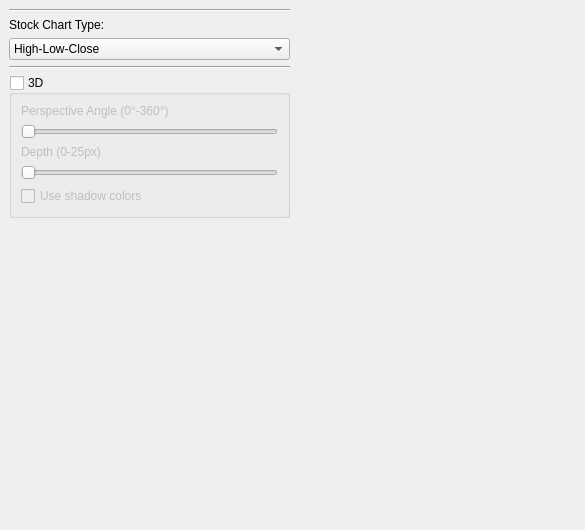
Above: examples/Stock/Advanced/mainwindow.ui from KDAB/KDChart before the change. Below: the same form after it.
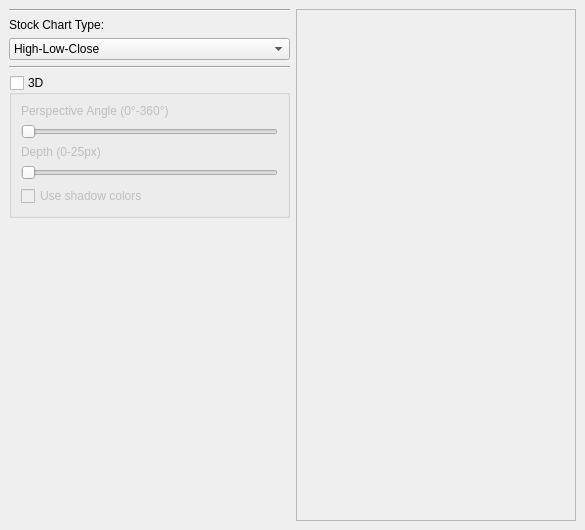
That is the form after the change. Icons and pictures are not drawn.

Commit message: Use the QFrame class instead of QGridLayout: The uic of Qt 4.3.x does not handle the name tag of layout classes, so compilation breaks in mainwindow.cpp for chartFrame being unknown.

The edit to the form file:
```diff
--- a/examples/Stock/Advanced/mainwindow.ui
+++ b/examples/Stock/Advanced/mainwindow.ui
@@ -148,8 +148,13 @@
      <property name="orientation" >
       <enum>Qt::Horizontal</enum>
      </property>
-     <widget class="QWidget" name="gridLayoutWidget" >
-      <layout class="QGridLayout" name="chartFrame" />
+     <widget class="QFrame" name="chartFrame" >
+      <property name="frameShape" >
+       <enum>QFrame::StyledPanel</enum>
+      </property>
+      <property name="frameShadow" >
+       <enum>QFrame::Raised</enum>
+      </property>
      </widget>
     </widget>
    </item>
```
The commit also changes 1 other file.
